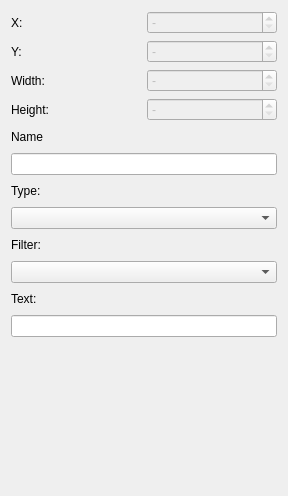
Qt form nano-clients/playground/toolwidget.ui (xrg/openerp-client-kde) before a commit.
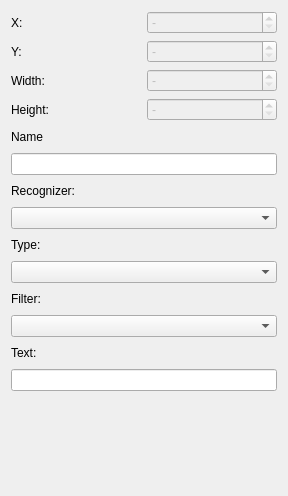
The same form after that commit.

```diff
--- a/nano-clients/playground/toolwidget.ui
+++ b/nano-clients/playground/toolwidget.ui
@@ -12,7 +12,7 @@
   <property name="windowTitle" >
    <string>Form</string>
   </property>
-  <layout class="QVBoxLayout" >
+  <layout class="QVBoxLayout" name="verticalLayout" >
    <item>
     <layout class="QGridLayout" >
      <item row="0" column="0" >
@@ -152,6 +152,37 @@
      </item>
     </layout>
    </item>
+   <item>
+    <layout class="QVBoxLayout" name="_2" >
+     <item>
+      <layout class="QHBoxLayout" name="_3" >
+       <item>
+        <widget class="QLabel" name="label_9" >
+         <property name="text" >
+          <string>Recognizer:</string>
+         </property>
+        </widget>
+       </item>
+       <item>
+        <spacer>
+         <property name="orientation" >
+          <enum>Qt::Horizontal</enum>
+         </property>
+         <property name="sizeHint" stdset="0" >
+          <size>
+           <width>40</width>
+           <height>20</height>
+          </size>
+         </property>
+        </spacer>
+       </item>
+      </layout>
+     </item>
+     <item>
+      <widget class="QComboBox" name="uiRecognizer" />
+     </item>
+    </layout>
+   </item>
    <item>
     <layout class="QVBoxLayout" >
      <item>
@@ -230,7 +261,7 @@
          <property name="orientation" >
           <enum>Qt::Horizontal</enum>
          </property>
-         <property name="sizeHint" >
+         <property name="sizeHint" stdset="0" >
           <size>
            <width>40</width>
            <height>20</height>
@@ -250,7 +281,7 @@
      <property name="orientation" >
       <enum>Qt::Vertical</enum>
      </property>
-     <property name="sizeHint" >
+     <property name="sizeHint" stdset="0" >
       <size>
        <width>20</width>
        <height>91</height>
```
Left out of the diff: 8 changed lines with no effect on the pictures.
